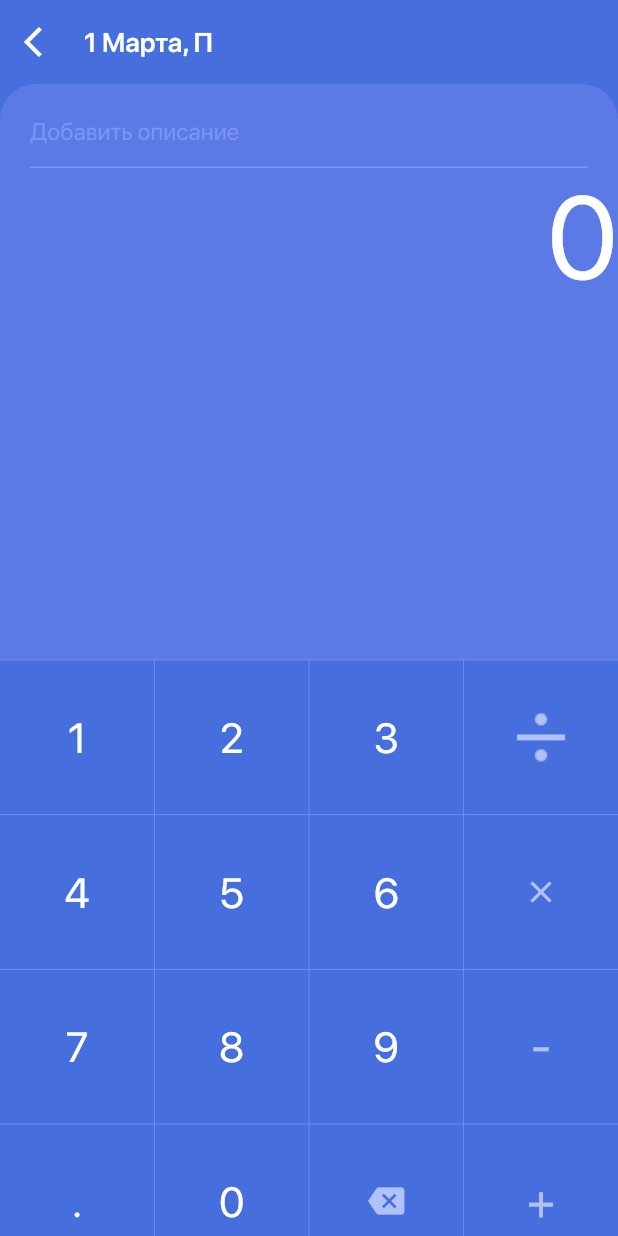
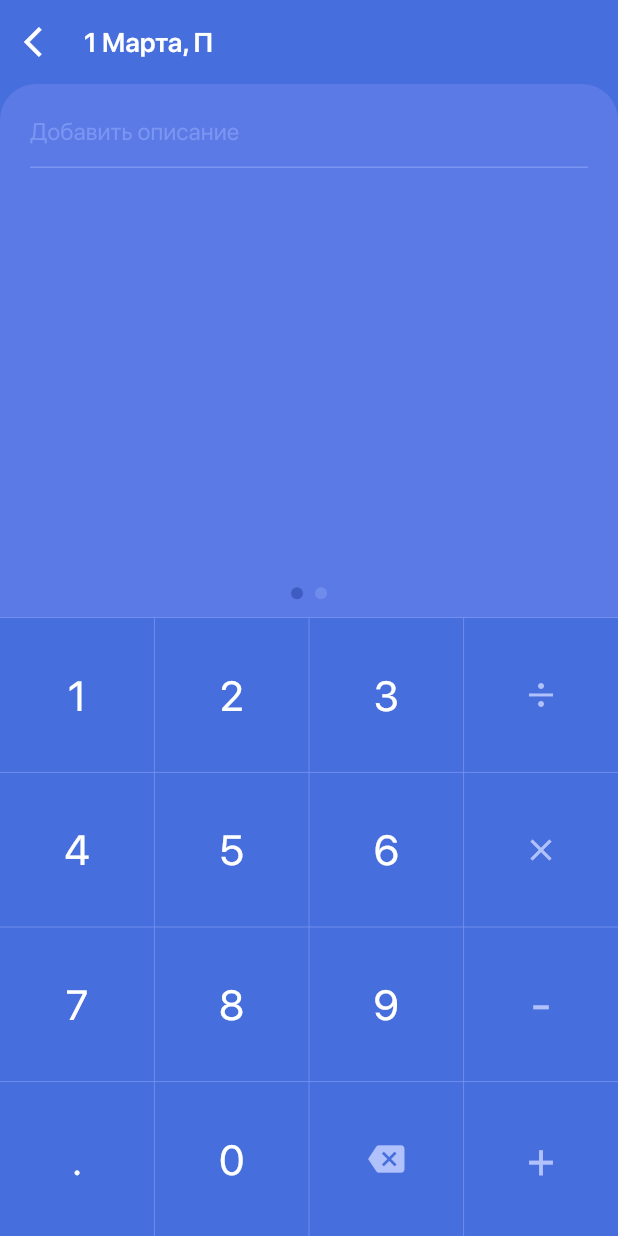
Before and after one commit to Quintessencion/cost_control_flutter, a Flutter app: the screen it shows after launch, after a tap on the "add" icon, on a phone screen of 412 x 824 dp. Run offline on Flutter 3.47's test engine with Material 2 defaults, Android fonts, the phone set to English and light mode, and no system bars; our stand-ins replace flutter_redux, fluttertoast, math_expressions, redux, sqflite, tuple; accounts and stored records are empty; project files that could hold a hidden picture were left out.

Commit message:
Calc screen (added tabs)

```diff
--- /dev/null
+++ b/lib/entities/calcItem.dart
@@ -0,0 +1,11 @@
+class CalcItem {
+  String expression;
+  String value;
+  String description;
+
+  CalcItem({
+    this.expression = "",
+    this.value = "",
+    this.description = "",
+  });
+}
--- a/lib/redux/actions/calcActions.dart
+++ b/lib/redux/actions/calcActions.dart
@@ -5,3 +5,15 @@ class AddSymbol {
 }
 
 class DeleteSymbol {}
+
+class ChangeDescription {
+  final String description;
+
+  ChangeDescription({this.description});
+}
+
+class SetCurrentPage {
+  final int currentPage;
+
+  SetCurrentPage({this.currentPage});
+}
--- a/lib/redux/reducers/calcReducer.dart
+++ b/lib/redux/reducers/calcReducer.dart
@@ -1,6 +1,7 @@
 import 'package:redux/redux.dart';
 import 'package:cost_control/redux/states/calcState.dart';
 import 'package:cost_control/redux/actions/calcActions.dart';
+import 'package:cost_control/entities/calcItem.dart';
 import 'package:math_expressions/math_expressions.dart';
 import 'package:intl/intl.dart';
 
@@ -8,22 +9,34 @@ final double error = 0.01;
 
 final calcReducer = combineReducers<CalcState>([
   TypedReducer<CalcState, AddSymbol>((state, action) {
-    state.expr += action.symbol;
-    state.value = evaluate(state.expr);
+    CalcItem item = state.expenses[state.currentPage];
+    item.expression += action.symbol;
+    item.value = _evaluate(item.expression);
     return state;
   }),
   TypedReducer<CalcState, DeleteSymbol>((state, action) {
-    if (state.expr.isNotEmpty) {
-      state.expr = state.expr.substring(0, state.expr.length - 1);
-      state.value = evaluate(state.expr);
-    } else {
-      state.value = "0";
+    CalcItem item = state.expenses[state.currentPage];
+    if (item.expression.isNotEmpty) {
+      item.expression = item.expression.substring(0, item.expression.length - 1);
     }
+    item.value = _evaluate(item.expression);
     return state;
-  })
+  }),
+  TypedReducer<CalcState, SetCurrentPage>((state, action) {
+    state.currentPage = action.currentPage;
+    return state;
+  }),
+  TypedReducer<CalcState, ChangeDescription>((state, action) {
+    CalcItem item = state.expenses[state.currentPage];
+    item.description = action.description;
+    return state;
+  }),
 ]);
 
-String evaluate(String str) {
+String _evaluate(String str) {
+  if (str.isEmpty) {
+    return "0";
+  }
   try {
     String lastChar = str[str.length - 1];
     if (lastChar == '*' ||
@@ -36,10 +49,6 @@ String evaluate(String str) {
     Expression e = p.parse(str);
     double evaluated = e.evaluate(EvaluationType.REAL, ContextModel());
     return NumberFormat("0.##").format(evaluated);
-    if ((evaluated * 100 - evaluated.round() * 100).abs() < error) {
-      return evaluated.round().toString();
-    }
-    return evaluated.toStringAsFixed(2);
   } catch (e) {
     return "";
   }
--- a/lib/redux/screens/calcScreen.dart
+++ b/lib/redux/screens/calcScreen.dart
@@ -8,6 +8,7 @@ import 'package:cost_control/redux/actions/calcActions.dart';
 import 'package:cost_control/entities/day.dart';
 import 'package:cost_control/baseScreenState.dart';
 import 'package:cost_control/utils/timeUtils.dart';
+import 'package:cost_control/views/calcItem.dart';
 
 class CalcScreen extends StatefulWidget {
   final Day day;
@@ -18,15 +19,30 @@ class CalcScreen extends StatefulWidget {
   _CalcScreenState createState() => _CalcScreenState();
 }
 
-class _CalcScreenState extends BaseScreenState<CalcScreen> {
+class _CalcScreenState extends BaseScreenState<CalcScreen>
+    with TickerProviderStateMixin {
+  TabController _tabController;
+
   @override
   Widget build(BuildContext context) {
     return StoreConnector<AppState, CalcViewModel>(
+      onInit: (store) {
+        _tabController = TabController(
+          length: store.state.calcState.expenses.length,
+          vsync: this,
+        );
+        _tabController.addListener(() =>
+            store.dispatch(SetCurrentPage(currentPage: _tabController.index)));
+      },
       converter: (store) {
         return CalcViewModel(
           state: store.state.calcState,
           onAddSymbol: (symbol) => store.dispatch(AddSymbol(symbol: symbol)),
           onDeleteSymbol: () => store.dispatch(DeleteSymbol()),
+          onPageChange: (index) =>
+              store.dispatch(SetCurrentPage(currentPage: index)),
+          onChangeDescription: (str) =>
+              store.dispatch(ChangeDescription(description: str)),
         );
       },
       builder: (BuildContext context, CalcViewModel vm) {
@@ -66,44 +82,40 @@ class _CalcScreenState extends BaseScreenState<CalcScreen> {
         child: Column(
           children: <Widget>[
             Expanded(
-              child: Column(
-                crossAxisAlignment: CrossAxisAlignment.end,
+              child: Stack(
                 children: <Widget>[
-                  Padding(
-                    padding: EdgeInsets.only(top: 8, left: 20, right: 20),
-                    child: TextField(
-                      style: TextStyle(
-                        fontFamily: "SFPro",
-                        fontSize: 16,
-                        fontWeight: FontWeight.w300,
-                        color: Colors.white,
+                  TabBarView(
+                      controller: _tabController,
+                      children: vm.state.expenses.map((exp) {
+                        return CalcItemView(
+                          item: exp,
+                          onChangeDescription: vm.onChangeDescription,
+                        );
+                      }).toList()),
+                  Container(
+                    alignment: Alignment.bottomCenter,
+                    padding: EdgeInsets.only(bottom: 12),
+                    child: Container(
+                      height: 8,
+                      child: ListView.separated(
+                          shrinkWrap: true,
+                          scrollDirection: Axis.horizontal,
+                          itemBuilder: (context, index) {
+                            return Container(
+                              width: 8,
+                              height: 8,
+                              decoration: BoxDecoration(
+                                shape: BoxShape.circle,
+                                color: vm.state.currentPage == index
+                                    ? Color.fromRGBO(62, 92, 193, 1)
+                                    : Color.fromRGBO(111, 140, 237, 1),
                               ),
-                      decoration: InputDecoration(
-                        hintText: "Добавить описание",
-                        hintStyle:
-                            TextStyle(color: Color.fromRGBO(122, 149, 242, 1)),
-                        enabledBorder: new UnderlineInputBorder(
-                            borderSide: new BorderSide(
-                                color: Color.fromRGBO(122, 149, 242, 1))),
-                      ),
-                    ),
-                  ),
-                  Text(
-                    vm.state.value,
-                    style: TextStyle(
-                      fontFamily: "SFPro",
-                      fontSize: 78,
-                      fontWeight: FontWeight.w300,
-                      color: Colors.white,
-                    ),
-                  ),
-                  Text(
-                    vm.state.expr,
-                    style: TextStyle(
-                      fontFamily: "SFPro",
-                      fontSize: 28,
-                      fontWeight: FontWeight.w100,
-                      color: Colors.white,
+                            );
+                          },
+                          separatorBuilder: (context, index) {
+                            return Container(width: 8);
+                          },
+                          itemCount: vm.state.expenses.length),
                     ),
                   ),
                 ],
@@ -113,8 +125,7 @@ class _CalcScreenState extends BaseScreenState<CalcScreen> {
               constraints: BoxConstraints.expand(height: 0.5),
               color: Color.fromRGBO(122, 149, 242, 1),
             ),
-            Flexible(
-              child: Container(
+            Container(
               color: Color.fromRGBO(122, 149, 242, 1),
               child: GridView.count(
                   shrinkWrap: true,
@@ -123,7 +134,6 @@ class _CalcScreenState extends BaseScreenState<CalcScreen> {
                   mainAxisSpacing: 0.5,
                   crossAxisSpacing: 0.5,
                   children: getButtons(vm)),
-              ),
             ),
           ],
         ),
@@ -137,7 +147,14 @@ class _CalcScreenState extends BaseScreenState<CalcScreen> {
       getNymericButton(vm, "1"),
       getNymericButton(vm, "2"),
       getNymericButton(vm, "3"),
-      getBaseButton(vm, Image.asset("assets/images/divide.png"), "/"),
+      getBaseButton(
+          vm,
+          Image.asset(
+            "assets/images/divide.png",
+            width: 25,
+            height: 25,
+          ),
+          "/"),
       getNymericButton(vm, "4"),
       getNymericButton(vm, "5"),
       getNymericButton(vm, "6"),
--- a/lib/redux/states/calcState.dart
+++ b/lib/redux/states/calcState.dart
@@ -1,10 +1,12 @@
+import 'package:cost_control/entities/calcItem.dart';
+
 class CalcState {
-  String expr;
-  String value;
+  List<CalcItem> expenses;
+  int currentPage;
 
-  CalcState({this.expr, this.value});
+  CalcState({this.expenses, this.currentPage});
 
   factory CalcState.initial() {
-    return new CalcState(expr: "", value: "0");
+    return new CalcState(expenses: [CalcItem(), CalcItem()], currentPage: 0);
   }
 }
--- a/lib/redux/view_models/calcViewModel.dart
+++ b/lib/redux/view_models/calcViewModel.dart
@@ -4,6 +4,14 @@ class CalcViewModel {
   final CalcState state;
   final void Function(String) onAddSymbol;
   final void Function() onDeleteSymbol;
+  final void Function(String) onChangeDescription;
+  final void Function(int) onPageChange;
 
-  CalcViewModel({this.state, this.onAddSymbol, this.onDeleteSymbol});
+  CalcViewModel({
+    this.state,
+    this.onAddSymbol,
+    this.onDeleteSymbol,
+    this.onChangeDescription,
+    this.onPageChange,
+  });
 }
--- /dev/null
+++ b/lib/views/calcItem.dart
@@ -0,0 +1,69 @@
+import 'package:flutter/material.dart';
+import 'package:cost_control/entities/calcItem.dart';
+
+class CalcItemView extends StatefulWidget {
+  final CalcItem item;
+  final Function(String) onChangeDescription;
+
+  CalcItemView({this.item, this.onChangeDescription});
+
+  @override
+  State<StatefulWidget> createState() => _CalcItemViewState();
+}
+
+class _CalcItemViewState extends State<CalcItemView> {
+  TextEditingController _controller;
+
+  @override
+  void initState() {
+    _controller = new TextEditingController(text: widget.item.description);
+    super.initState();
+  }
+
+  @override
+  Widget build(BuildContext context) {
+    return Column(
+      crossAxisAlignment: CrossAxisAlignment.end,
+      children: <Widget>[
+        Padding(
+          padding: EdgeInsets.only(top: 8, left: 20, right: 20),
+          child: TextField(
+            controller: _controller,
+            style: TextStyle(
+              fontFamily: "SFPro",
+              fontSize: 16,
+              fontWeight: FontWeight.w300,
+              color: Colors.white,
+            ),
+            decoration: InputDecoration(
+              hintText: "Добавить описание",
+              hintStyle: TextStyle(color: Color.fromRGBO(122, 149, 242, 1)),
+              enabledBorder: new UnderlineInputBorder(
+                  borderSide:
+                      new BorderSide(color: Color.fromRGBO(122, 149, 242, 1))),
+            ),
+            onChanged: widget.onChangeDescription,
+          ),
+        ),
+        Text(
+          widget.item.value,
+          style: TextStyle(
+            fontFamily: "SFPro",
+            fontSize: 78,
+            fontWeight: FontWeight.w300,
+            color: Colors.white,
+          ),
+        ),
+        Text(
+          widget.item.expression,
+          style: TextStyle(
+            fontFamily: "SFPro",
+            fontSize: 28,
+            fontWeight: FontWeight.w100,
+            color: Colors.white,
+          ),
+        ),
+      ],
+    );
+  }
+}
--- a/lib/views/dayView.dart
+++ b/lib/views/dayView.dart
@@ -4,12 +4,15 @@ import 'package:cost_control/utils/timeUtils.dart';
 
 class DayView extends StatelessWidget {
   final Day day;
+  final Function onClick;
 
-  DayView(this.day);
+  DayView({this.day, this.onClick});
 
   @override
   Widget build(BuildContext context) {
-    return Container(
+    return GestureDetector(
+      onTap: onClick,
+      child: Container(
         margin: EdgeInsets.symmetric(horizontal: 16),
         child: IntrinsicHeight(
           child: Row(
@@ -30,8 +33,10 @@ class DayView extends StatelessWidget {
                 child: Stack(
                   alignment: Alignment.topRight,
                   children: <Widget>[
-                  Container(width: 132, child: getCoinsText(day.budget.round())),
-                  Container(width: 68, child: getCoinsText(day.balance.round())),
+                    Container(
+                        width: 132, child: getCoinsText(day.budget.round())),
+                    Container(
+                        width: 68, child: getCoinsText(day.balance.round())),
                   ],
                 ),
               )
@@ -41,6 +46,7 @@ class DayView extends StatelessWidget {
         decoration: BoxDecoration(
           color: Colors.white,
           borderRadius: BorderRadius.all(Radius.circular(12)),
+        ),
       ),
     );
   }
--- a/lib/views/monthFragment.dart
+++ b/lib/views/monthFragment.dart
@@ -182,7 +182,12 @@ class _MonthFragmentState extends BaseScreenState<MonthFragment> {
                         return Divider(height: 16, color: Colors.transparent);
                       },
                       itemBuilder: (context, index) {
-                        return DayView(widget.month.days[index]);
+                        return DayView(
+                            day: widget.month.days[index],
+                            onClick: () {
+                              openScreen(new CalcScreen(
+                                  day: widget.month.days[index]));
+                            });
                       },
                     ),
                   ),
```
Also changed, not shown: 1 other file. Lines whose indentation alone changed are shown as unchanged.
